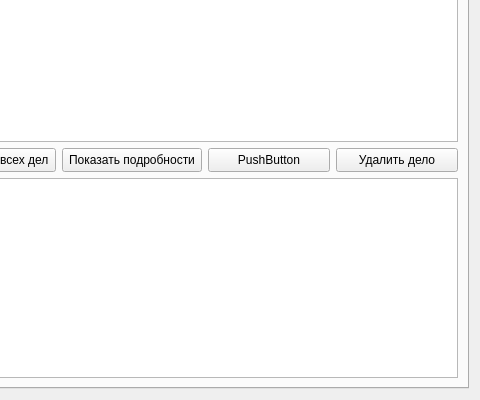
Qt form ui/zachet.ui (alexxxesss/PYQT_Alexeenko) before a commit; both pictures show x 126 to 606 and y 135 to 535 of the 606 by 535 pixel window.
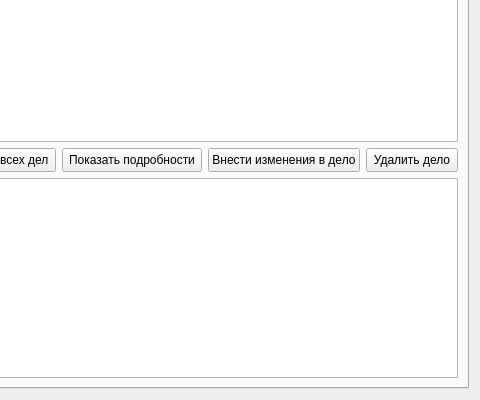
The same form after that commit.

```diff
--- a/ui/zachet.ui
+++ b/ui/zachet.ui
@@ -121,7 +121,7 @@
                 </size>
                </property>
                <property name="text">
-                <string>PushButton</string>
+                <string>Внести изменения в дело</string>
                </property>
               </widget>
              </item>
```
